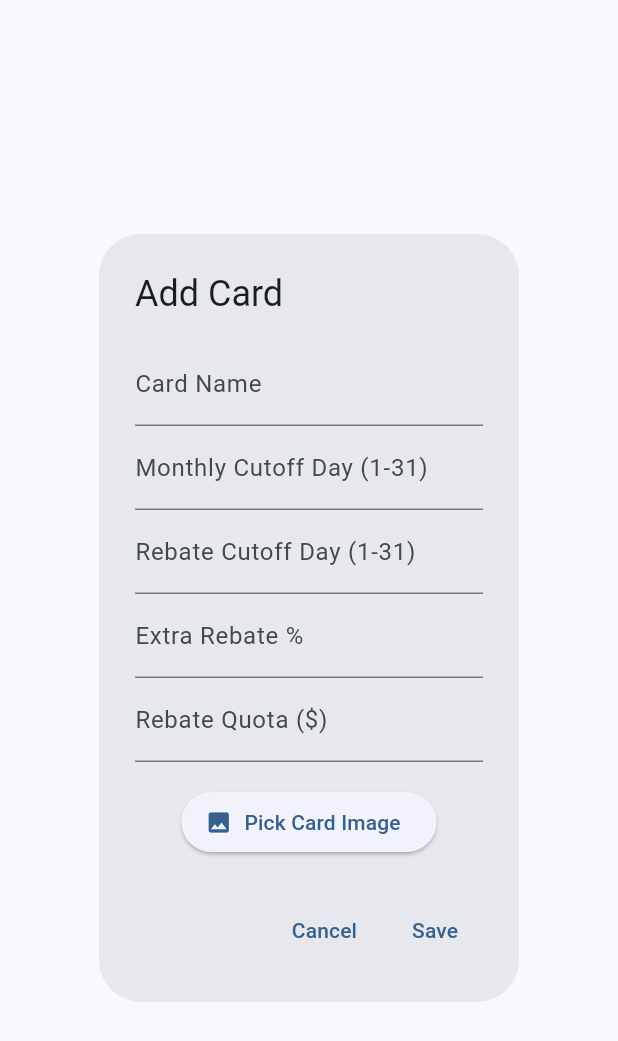
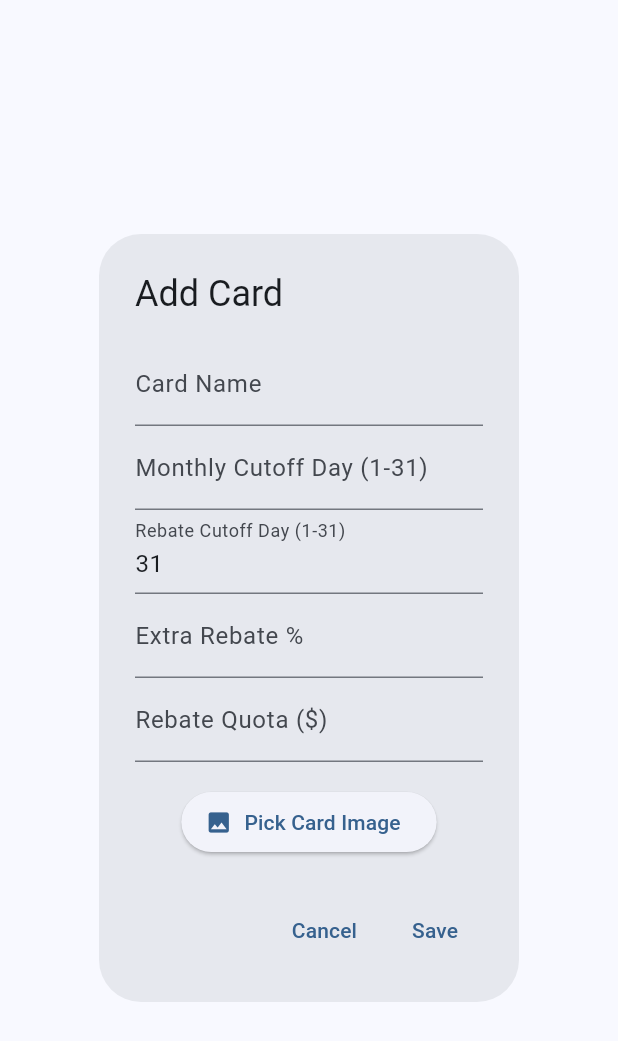
Before and after one commit to harry0412xd/masterebate, a Flutter app: the CardForm widget shown alone on an empty page, opened directly with empty values, on a phone screen of 412 x 824 dp. Shown: the top 1041 px of the screen. Run offline on Flutter 3.47's test engine with Material 3 defaults, Android fonts, the phone set to English and light mode, and no system bars; our stand-ins replace csv, file_picker, fl_chart, image_picker, shared_preferences; accounts and stored records are empty.

Commit message:
prefill rebate cutoff

```diff
--- a/lib/widgets/card_form.dart
+++ b/lib/widgets/card_form.dart
@@ -28,7 +28,9 @@ class _CardFormState extends State<CardForm> {
     super.initState();
     _nameCtrl = TextEditingController(text: widget.card?.name ?? '');
     _monthlyCtrl = TextEditingController(text: widget.card?.monthlyCutoff.toString() ?? '');
-    _rebateCtrl = TextEditingController(text: widget.card?.rebateCutoff.toString() ?? '');
+    _rebateCtrl = TextEditingController(
+      text: widget.card?.rebateCutoff.toString() ?? '31',
+    );
     _pctCtrl = TextEditingController(text: widget.card?.extraRebatePct.toString() ?? '');
     _quotaCtrl = TextEditingController(text: widget.card?.quota.toString() ?? '');
     _imagePath = widget.card?.imagePath;
```
